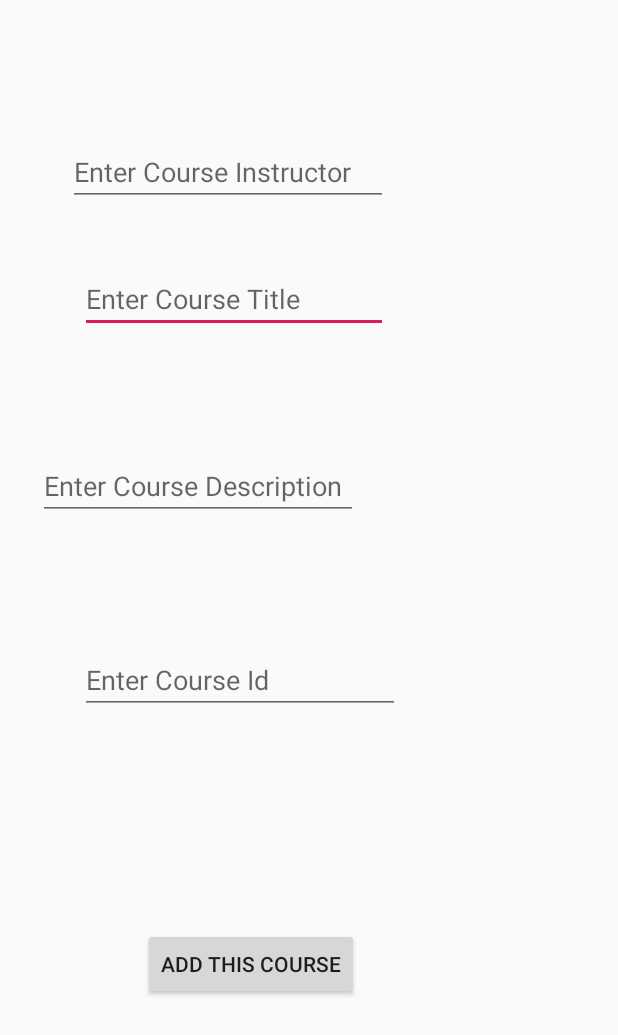
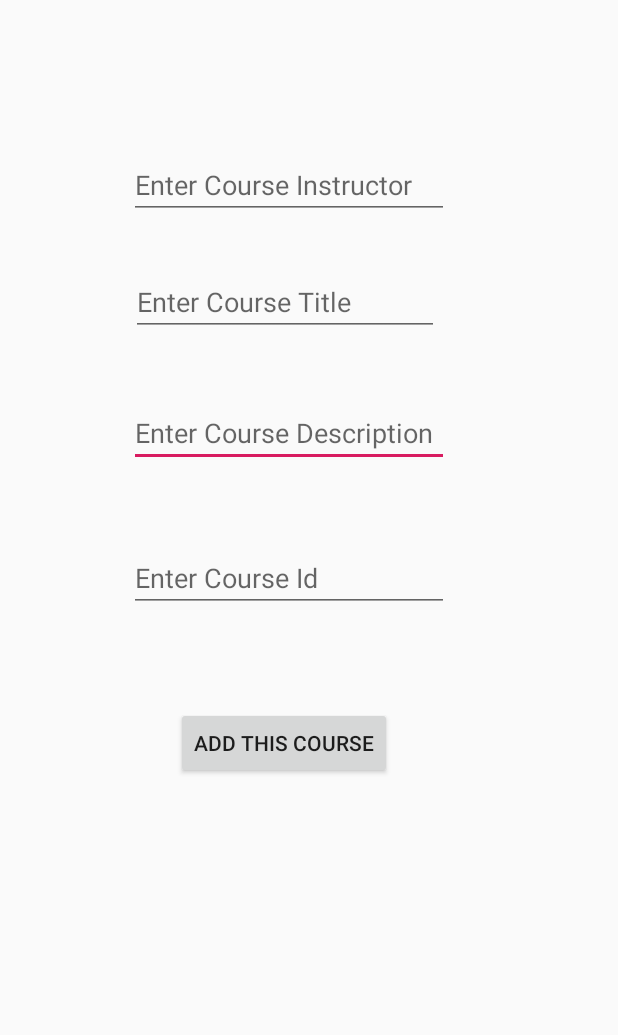
Before and after one commit to ElijahHallera/438-AndroidProject, an Android app: the AddCourse screen opened directly, with no data from a screen before it, on a phone screen of 412 x 824 dp. Shown: the top 1035 px of the screen. Run offline under Robolectric (Android 15) with nearby library versions, the phone set to English and light mode, and no system bars; our stand-ins replace Room's generated code.

Commit message:
Making sure branch is up to date with master.

```diff
--- a/app/src/main/java/software/engineering/project1gradecalculator/AddCourse.java
+++ b/app/src/main/java/software/engineering/project1gradecalculator/AddCourse.java
@@ -1,7 +1,6 @@
 package software.engineering.project1gradecalculator;
 
 import androidx.appcompat.app.AppCompatActivity;
-import androidx.room.Room;
 
 import android.content.Intent;
 import android.os.Bundle;
@@ -11,8 +10,6 @@ import android.widget.Button;
 import android.widget.EditText;
 import android.widget.Toast;
 
-import java.util.ArrayList;
-import java.util.HashMap;
 import java.util.List;
 
 import software.engineering.project1gradecalculator.model.RoomDB;
@@ -33,12 +30,6 @@ public class AddCourse extends AppCompatActivity {
         super.onCreate(savedInstanceState);
         setContentView(R.layout.activity_add_course);
 
-//        Log.d("<LOG>","log: <IN> AddCourse");
-//        final RoomDB db = Room.databaseBuilder(getApplicationContext(), RoomDB.class,"RoomDB")
-//                .allowMainThreadQueries()
-//                .fallbackToDestructiveMigration()
-//                .build();
-
         instructor = findViewById(R.id.ET_instructor);
         title = findViewById(R.id.ET_title);
         description = findViewById(R.id.ET_courseDescription);
@@ -49,12 +40,13 @@ public class AddCourse extends AppCompatActivity {
         add.setOnClickListener(new View.OnClickListener() {
             @Override
             public void onClick(View view) {
+                /** Create new Course object */
                 Course new_course = new Course(instructor.getText().toString(), title.getText().toString(),
                         description.getText().toString(), Integer.parseInt(course_id.getText().toString()),
-                        uname);
+                        uname, 0);
+                /** If every field is correctly inputted add the course */
                 if ( validate(new_course)) {
                     RoomDB.getRoomDB(AddCourse.this).dao().addCourse(new_course);
-                    //xyz = db.dao().userCourses(uname);
                     Toast.makeText(AddCourse.this, "Course was succesfully added", Toast.LENGTH_SHORT).show();
                     Intent intent = new Intent(AddCourse.this, CoursePage.class);
                     startActivity(intent);
@@ -62,20 +54,15 @@ public class AddCourse extends AppCompatActivity {
 
             }
         });
-        Log.d("Log","log: "+uname);
-        for (Course c: courses ) {
-            Log.d(" <All Courses> ", "log Primary Key: "+c.getPrimaryKey()+" || " +c.getTitle()+"" +
-                    " || " +c.getInstructor()+" || " +c.getDescription()+" || " +c.getCourseID());
-        }
-
+        /** Error check to see if list was properly populated */
         if(courses == null){
-            Log.d("Course <null> Tag", "Courses are null <INITIALIZE NECESSARY>");
+            Log.d("Course null check: ", "log-Courses are null <INITIALIZE NECESSARY>");
         }
 
 
     }//onCreate()
 
-    //This will validate if the users input is valid.
+    /**This will validate if the users input is valid.*/
     private Boolean validate(Course c){
         //Check to see if all fields were inputted
         if( c.getInstructor().isEmpty() || c.getDescription().isEmpty() || c.getTitle().isEmpty() ){
--- a/app/src/main/java/software/engineering/project1gradecalculator/EditCourse.java
+++ b/app/src/main/java/software/engineering/project1gradecalculator/EditCourse.java
@@ -42,8 +42,7 @@ public class EditCourse extends AppCompatActivity {
         enter.setOnClickListener(new View.OnClickListener() {
             @Override
             public void onClick(View view) {
-                //public Course(String Instructor, String Title, String Description, int courseID, String Username)
-              //  Course edit = new Course(inst.getText().toString(), title.getText().toString(), desc.getText().toString(), Integer.parseInt(id.getText().toString()), uname );
+                /** Check the field that should be edited */
                 for (Course c: clist) {
                     if (c.getCourseID() == Integer.parseInt(id.getText().toString()) ) {
                         if (!title.getText().toString().equals("")) {
--- a/app/src/main/java/software/engineering/project1gradecalculator/model/AppDao.java
+++ b/app/src/main/java/software/engineering/project1gradecalculator/model/AppDao.java
@@ -29,13 +29,26 @@ public interface AppDao {
     @Query("select * from Course")
     List<Course> getAllCourses();
 
+    /** Get User specific Courses */
+    @Query("select * from Course where username = :username")
+    List<Course> userCourses(String username);
+
     @Insert void addCourse(Course course);
+
+    @Delete
+    void deleteCourse(Course course);
+
+    @Update
+    void editCourse(Course course);
 
     @Query("select * from Course where title = :title")
     Course getCourseByName(String title);
 
     @Query("select * from Course where Username = :Username and title = :title")
     Course getCourseByUsername_and_Title(String Username, String title);
+
+    @Insert
+    void addUserCourse(User user, Course course);
     //Assignment*********************************************************
     @Insert
     void addAssignment(Assignment assignment);
@@ -54,18 +67,6 @@ public interface AppDao {
 
     @Query("select * from Assignment where courseID = :courseID and assignmentName = :assignmentName")
     Assignment getAssignmentByCourseID_and_AssignmentName(int courseID, String assignmentName);
-    //User Course*************************************************************
-    @Insert
-    void addUserCourse(User user, Course course);
-
-    @Delete
-    void deleteCourse(Course course);
-
-    @Update
-    void editCourse(Course course);
-
-    @Query("select * from Course where username = :username")
-    List<Course> userCourses(String username);
 
     //Category*****************************************************************
     @Insert
--- a/app/src/main/res/layout/activity_add_course.xml
+++ b/app/src/main/res/layout/activity_add_course.xml
@@ -5,6 +5,34 @@
     android:layout_width="match_parent"
     android:layout_height="match_parent"
     tools:context=".AddCourse">
+
+    <EditText
+        android:id="@+id/ET_courseDescription"
+        android:layout_width="wrap_content"
+        android:layout_height="wrap_content"
+        android:ems="10"
+        android:hint="@string/course_description"
+        android:inputType="textPersonName"
+        app:layout_constraintBottom_toBottomOf="parent"
+        app:layout_constraintEnd_toEndOf="parent"
+        app:layout_constraintHorizontal_bias="0.432"
+        app:layout_constraintStart_toStartOf="parent"
+        app:layout_constraintTop_toTopOf="parent"
+        app:layout_constraintVertical_bias="0.342" />
+
+    <EditText
+        android:id="@+id/ET_courseId"
+        android:layout_width="wrap_content"
+        android:layout_height="wrap_content"
+        android:ems="10"
+        android:hint="@string/course_id"
+        android:inputType="textPersonName"
+        app:layout_constraintBottom_toBottomOf="parent"
+        app:layout_constraintEnd_toEndOf="parent"
+        app:layout_constraintHorizontal_bias="0.432"
+        app:layout_constraintStart_toStartOf="parent"
+        app:layout_constraintTop_toTopOf="parent"
+        app:layout_constraintVertical_bias="0.466" />
 
     <EditText
         android:id="@+id/ET_title"
@@ -15,24 +43,10 @@
         android:inputType="textPersonName"
         app:layout_constraintBottom_toBottomOf="parent"
         app:layout_constraintEnd_toEndOf="parent"
-        app:layout_constraintHorizontal_bias="0.257"
+        app:layout_constraintHorizontal_bias="0.422"
         app:layout_constraintStart_toStartOf="parent"
         app:layout_constraintTop_toTopOf="parent"
-        app:layout_constraintVertical_bias="0.232" />
-
-    <EditText
-        android:id="@+id/ET_courseDescription"
-        android:layout_width="wrap_content"
-        android:layout_height="wrap_content"
-        android:ems="10"
-        android:hint="@string/course_description"
-        android:inputType="textPersonName"
-        app:layout_constraintBottom_toBottomOf="parent"
-        app:layout_constraintEnd_toEndOf="parent"
-        app:layout_constraintHorizontal_bias="0.126"
-        app:layout_constraintStart_toStartOf="parent"
-        app:layout_constraintTop_toTopOf="parent"
-        app:layout_constraintVertical_bias="0.387" />
+        app:layout_constraintVertical_bias="0.235" />
 
     <EditText
         android:id="@+id/ET_instructor"
@@ -43,24 +57,10 @@
         android:inputType="textPersonName"
         app:layout_constraintBottom_toBottomOf="parent"
         app:layout_constraintEnd_toEndOf="parent"
-        app:layout_constraintHorizontal_bias="0.227"
+        app:layout_constraintHorizontal_bias="0.432"
         app:layout_constraintStart_toStartOf="parent"
         app:layout_constraintTop_toTopOf="parent"
-        app:layout_constraintVertical_bias="0.118" />
-
-    <EditText
-        android:id="@+id/ET_courseId"
-        android:layout_width="wrap_content"
-        android:layout_height="wrap_content"
-        android:ems="10"
-        android:hint="@string/course_id"
-        android:inputType="textPersonName"
-        app:layout_constraintBottom_toBottomOf="parent"
-        app:layout_constraintEnd_toEndOf="parent"
-        app:layout_constraintHorizontal_bias="0.267"
-        app:layout_constraintStart_toStartOf="parent"
-        app:layout_constraintTop_toTopOf="parent"
-        app:layout_constraintVertical_bias="0.553" />
+        app:layout_constraintVertical_bias="0.129" />
 
     <Button
         android:id="@+id/BTN_addCourse"
@@ -69,8 +69,8 @@
         android:text="@string/btn_add_course"
         app:layout_constraintBottom_toBottomOf="parent"
         app:layout_constraintEnd_toEndOf="parent"
-        app:layout_constraintHorizontal_bias="0.356"
+        app:layout_constraintHorizontal_bias="0.438"
         app:layout_constraintStart_toStartOf="parent"
         app:layout_constraintTop_toTopOf="parent"
-        app:layout_constraintVertical_bias="0.797" />
+        app:layout_constraintVertical_bias="0.607" />
 </androidx.constraintlayout.widget.ConstraintLayout>
```
Also changed, not shown: app/src/main/java/software/engineering/project1gradecalculator/DeleteCourse.java (+21 -33 lines), app/src/main/java/software/engineering/project1gradecalculator/model/Course.java (+14 -7 lines), app/src/main/res/layout/activity_delete_course.xml (+10 -8 lines), app/src/main/res/layout/activity_edit_course.xml (+3 -12 lines).
